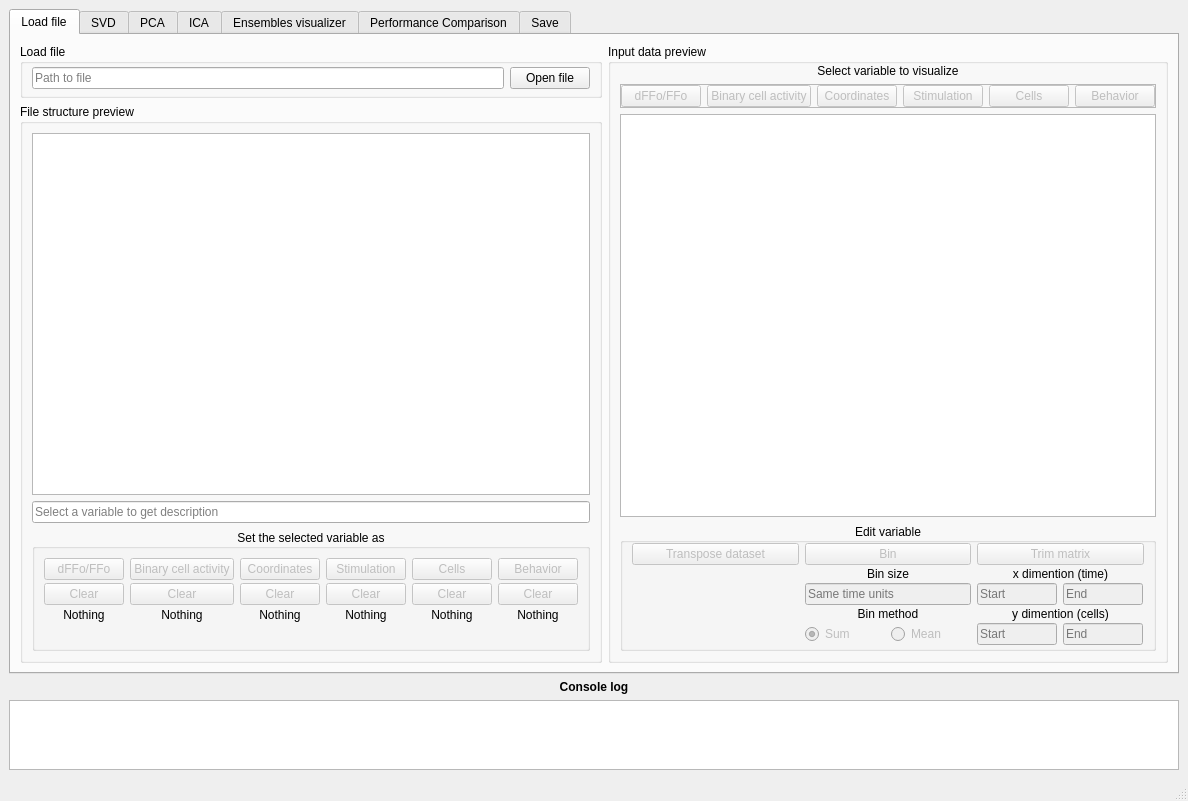
Qt form gui/MainWindow.ui (rivelco/ENCORE) before a commit.
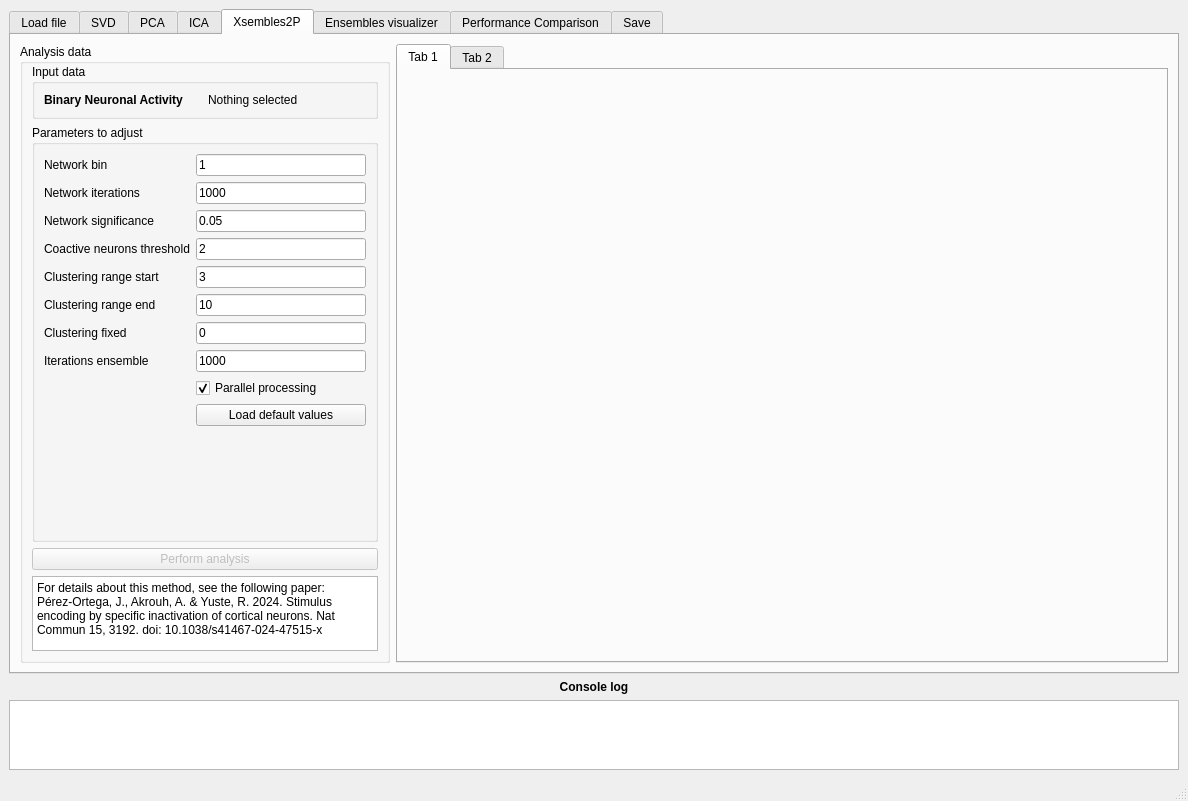
The same form after that commit. The open tabs and pages were chosen to show the change. Custom widgets are drawn as their Qt base class.

Diff of the .ui file:
```diff
--- a/gui/MainWindow.ui
+++ b/gui/MainWindow.ui
@@ -19,6 +19,9 @@
   <property name="windowTitle">
    <string>MainWindow</string>
   </property>
+  <property name="layoutDirection">
+   <enum>Qt::LeftToRight</enum>
+  </property>
   <property name="tabShape">
    <enum>QTabWidget::Rounded</enum>
   </property>
@@ -2312,6 +2315,259 @@
         </item>
        </layout>
       </widget>
+      <widget class="QWidget" name="tab_37">
+       <attribute name="title">
+        <string>Xsembles2P</string>
+       </attribute>
+       <layout class="QHBoxLayout" name="horizontalLayout_18">
+        <item>
+         <widget class="QGroupBox" name="groupBox_27">
+          <property name="minimumSize">
+           <size>
+            <width>370</width>
+            <height>0</height>
+           </size>
+          </property>
+          <property name="maximumSize">
+           <size>
+            <width>370</width>
+            <height>16777215</height>
+           </size>
+          </property>
+          <property name="title">
+           <string>Analysis data</string>
+          </property>
+          <layout class="QVBoxLayout" name="verticalLayout_50">
+           <property name="topMargin">
+            <number>0</number>
+           </property>
+           <item>
+            <widget class="QGroupBox" name="groupBox_28">
+             <property name="sizePolicy">
+              <sizepolicy hsizetype="Expanding" vsizetype="Preferred">
+               <horstretch>0</horstretch>
+               <verstretch>0</verstretch>
+              </sizepolicy>
+             </property>
+             <property name="title">
+              <string>Input data</string>
+             </property>
+             <layout class="QHBoxLayout" name="horizontalLayout_19">
+              <item>
+               <widget class="QLabel" name="label_3">
+                <property name="font">
+                 <font>
+                  <bold>true</bold>
+                 </font>
+                </property>
+                <property name="text">
+                 <string>Binary Neuronal Activity</string>
+                </property>
+               </widget>
+              </item>
+              <item>
+               <widget class="QLabel" name="lbl_x2p_spikes_selected">
+                <property name="text">
+                 <string>Nothing selected</string>
+                </property>
+               </widget>
+              </item>
+             </layout>
+            </widget>
+           </item>
+           <item>
+            <widget class="QGroupBox" name="groupBox_29">
+             <property name="sizePolicy">
+              <sizepolicy hsizetype="Expanding" vsizetype="Expanding">
+               <horstretch>0</horstretch>
+               <verstretch>0</verstretch>
+              </sizepolicy>
+             </property>
+             <property name="title">
+              <string>Parameters to adjust</string>
+             </property>
+             <layout class="QFormLayout" name="formLayout_9">
+              <item row="0" column="0">
+               <widget class="QLabel" name="x2p_lbl_bin">
+                <property name="text">
+                 <string>Network bin</string>
+                </property>
+               </widget>
+              </item>
+              <item row="0" column="1">
+               <widget class="QLineEdit" name="x2p_edit_bin">
+                <property name="text">
+                 <string>1</string>
+                </property>
+               </widget>
+              </item>
+              <item row="1" column="0">
+               <widget class="QLabel" name="x2p_lbl_iterations">
+                <property name="text">
+                 <string>Network iterations</string>
+                </property>
+               </widget>
+              </item>
+              <item row="1" column="1">
+               <widget class="QLineEdit" name="x2p_edit_iterations">
+                <property name="text">
+                 <string>1000</string>
+                </property>
+               </widget>
+              </item>
+              <item row="2" column="0">
+               <widget class="QLabel" name="x2p_lbl_significance">
+                <property name="text">
+                 <string>Network significance</string>
+                </property>
+               </widget>
+              </item>
+              <item row="2" column="1">
+               <widget class="QLineEdit" name="x2p_edit_significance">
+                <property name="text">
+                 <string>0.05</string>
+                </property>
+               </widget>
+              </item>
+              <item row="3" column="0">
+               <widget class="QLabel" name="x2p_lbl_threshold">
+                <property name="text">
+                 <string>Coactive neurons threshold</string>
+                </property>
+               </widget>
+              </item>
+              <item row="3" column="1">
+               <widget class="QLineEdit" name="x2p_edit_threshold">
+                <property name="text">
+                 <string>2</string>
+                </property>
+               </widget>
+              </item>
+              <item row="4" column="0">
+               <widget class="QLabel" name="x2p_lbl_rangestart">
+                <property name="text">
+                 <string>Clustering range start</string>
+                </property>
+               </widget>
+              </item>
+              <item row="4" column="1">
+               <widget class="QLineEdit" name="x2p_edit_rangestart">
+                <property name="text">
+                 <string>3</string>
+                </property>
+               </widget>
+              </item>
+              <item row="5" column="0">
+               <widget class="QLabel" name="x2p_lbl_rangeend">
+                <property name="text">
+                 <string>Clustering range end</string>
+                </property>
+               </widget>
+              </item>
+              <item row="5" column="1">
+               <widget class="QLineEdit" name="x2p_edit_rangeend">
+                <property name="text">
+                 <string>10</string>
+                </property>
+               </widget>
+              </item>
+              <item row="6" column="0">
+               <widget class="QLabel" name="x2p_lbl_fixed">
+                <property name="text">
+                 <string>Clustering fixed</string>
+                </property>
+               </widget>
+              </item>
+              <item row="6" column="1">
+               <widget class="QLineEdit" name="x2p_edit_fixed">
+                <property name="text">
+                 <string>0</string>
+                </property>
+               </widget>
+              </item>
+              <item row="7" column="0">
+               <widget class="QLabel" name="x2p_lbl_itensemble">
+                <property name="text">
+                 <string>Iterations ensemble</string>
+                </property>
+               </widget>
+              </item>
+              <item row="7" column="1">
+               <widget class="QLineEdit" name="x2p_edit_itensemble">
+                <property name="text">
+                 <string>1000</string>
+                </property>
+               </widget>
+              </item>
+              <item row="9" column="1">
+               <widget class="QPushButton" name="x2p_btn_defaults">
+                <property name="text">
+                 <string>Load default values</string>
+                </property>
+               </widget>
+              </item>
+              <item row="8" column="1">
+               <widget class="QCheckBox" name="x2p_check_parallel">
+                <property name="layoutDirection">
+                 <enum>Qt::LeftToRight</enum>
+                </property>
+                <property name="text">
+                 <string>Parallel processing</string>
+                </property>
+                <property name="checked">
+                 <bool>true</bool>
+                </property>
+               </widget>
+              </item>
+             </layout>
+            </widget>
+           </item>
+           <item>
+            <widget class="QPushButton" name="btn_run_x2p">
+             <property name="enabled">
+              <bool>false</bool>
+             </property>
+             <property name="text">
+              <string>Perform analysis</string>
+             </property>
+             <property name="checkable">
+              <bool>false</bool>
+             </property>
+            </widget>
+           </item>
+           <item>
+            <widget class="QPlainTextEdit" name="plainTextEdit_4">
+             <property name="maximumSize">
+              <size>
+               <width>16777215</width>
+               <height>75</height>
+              </size>
+             </property>
+             <property name="plainText">
+              <string>For details about this method, see the following paper:
+Pérez-Ortega, J., Akrouh, A. &amp; Yuste, R. 2024. Stimulus encoding by specific inactivation of cortical neurons. Nat Commun 15, 3192. doi: 10.1038/s41467-024-47515-x</string>
+             </property>
+            </widget>
+           </item>
+          </layout>
+         </widget>
+        </item>
+        <item>
+         <widget class="QTabWidget" name="tabWidget_4">
+          <widget class="QWidget" name="tab_38">
+           <attribute name="title">
+            <string>Tab 1</string>
+           </attribute>
+          </widget>
+          <widget class="QWidget" name="tab_39">
+           <attribute name="title">
+            <string>Tab 2</string>
+           </attribute>
+          </widget>
+         </widget>
+        </item>
+       </layout>
+      </widget>
       <widget class="QWidget" name="tab_15">
        <attribute name="title">
         <string>Ensembles visualizer</string>
```
Left out of the diff: 24 changed lines with no effect on the pictures.
